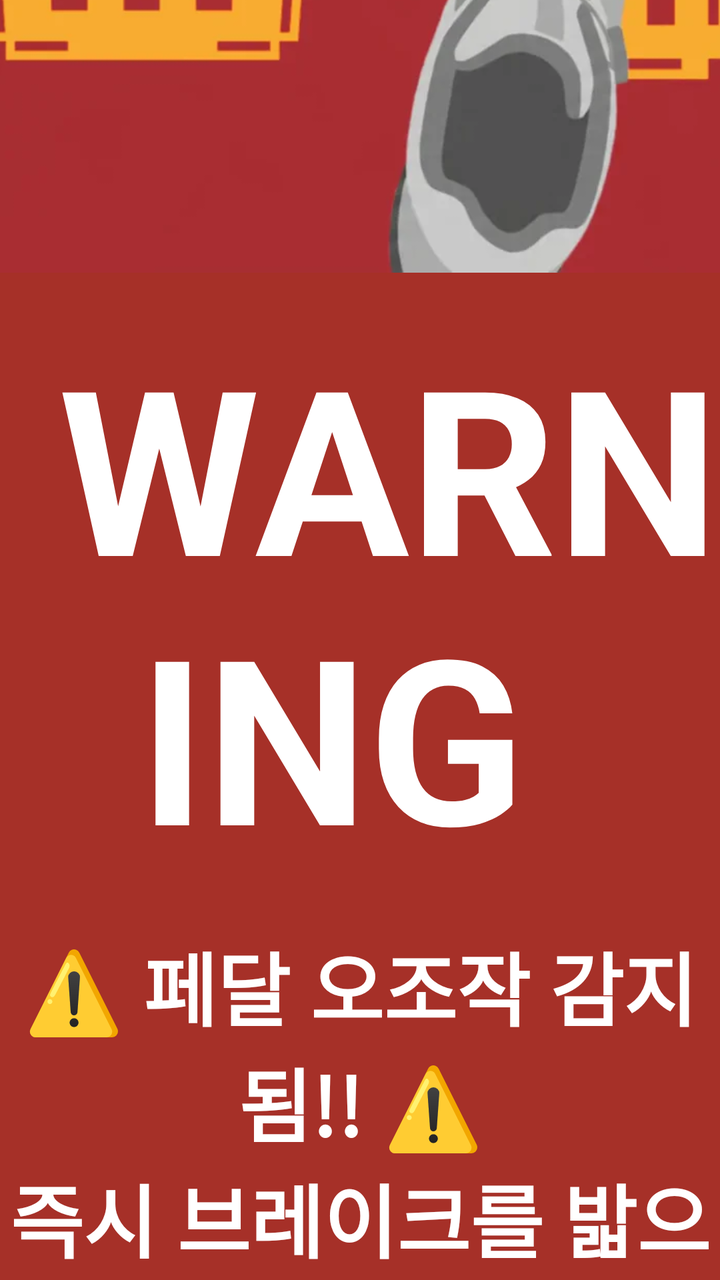
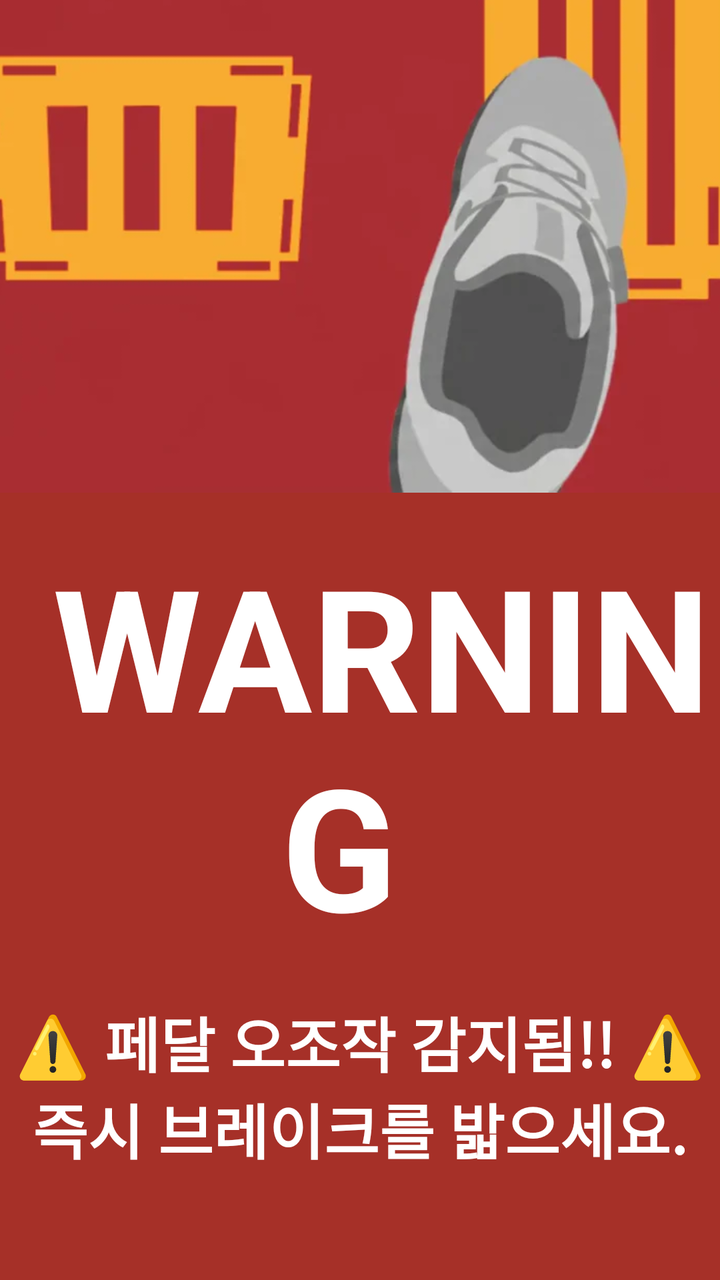

Screens rendered from an Android XML layout before and after an edit, with the pre-edit source and the edit as a unified diff.
<!-- AndroidManifest.xml: activity theme Theme.MaterialComponents.DayNight.NoActionBar -->
<!-- res/layout/activity_critical.xml -->
<?xml version="1.0" encoding="utf-8"?>
<androidx.constraintlayout.widget.ConstraintLayout
    xmlns:android="http://schemas.android.com/apk/res/android"
    xmlns:app="http://schemas.android.com/apk/res-auto"
    android:layout_width="match_parent"
    android:layout_height="match_parent"
    android:background="@color/warning_red"
    android:keepScreenOn="true">

  
  

  <ImageView
      android:id="@+id/ivCriticalIcon"
      android:layout_width="508dp"
      android:layout_height="372dp"
      android:src="@drawable/warning_red_blink"
      app:layout_constraintBottom_toTopOf="@+id/tvWarningTitle"
      app:layout_constraintEnd_toEndOf="parent"
      app:layout_constraintStart_toStartOf="parent"
      app:layout_constraintTop_toTopOf="parent"
      app:layout_constraintVertical_chainStyle="packed"
      app:layout_constraintHorizontal_bias="0.496"/>

  <TextView
      android:id="@+id/tvWarningTitle"
      android:layout_width="wrap_content"
      android:layout_height="wrap_content"
      android:layout_marginTop="20dp"
      android:gravity="center"
      android:text=" WARNING "
      android:textColor="#FFFFFF"
      android:textSize="115sp"
      android:textStyle="bold"
      app:layout_constraintBottom_toTopOf="@+id/tvWarningSub"
      app:layout_constraintEnd_toEndOf="parent"
      app:layout_constraintStart_toStartOf="parent"
      app:layout_constraintTop_toBottomOf="@id/ivCriticalIcon" />

  <TextView
      android:id="@+id/tvWarningSub"
      android:layout_width="wrap_content"
      android:layout_height="wrap_content"
      android:layout_marginTop="20dp"
      android:text="⚠️ 페달 오조작 감지됨!! ⚠️\n즉시 브레이크를 밟으세요."
      android:textColor="#FFFFFF"
      android:textSize="40sp"
      android:textStyle="bold"
      android:gravity="center"
      app:layout_constraintBottom_toTopOf="@+id/btnDismiss"
      app:layout_constraintEnd_toEndOf="parent"
      app:layout_constraintStart_toStartOf="parent"
      app:layout_constraintTop_toBottomOf="@id/tvWarningTitle" />

  <com.google.android.material.button.MaterialButton
      android:id="@+id/btnDismiss"
      android:layout_width="0dp"
      android:layout_height="80dp"
      android:layout_marginHorizontal="20dp"
      android:layout_marginTop="50dp"
      android:layout_marginBottom="50dp"
      android:backgroundTint="@color/warning_button"
      android:text="상황 확인 / 경고 해제"
      android:textColor="#C62828"
      android:textSize="22sp"
      android:textStyle="bold"
      app:cornerRadius="16dp"
      app:strokeColor="@color/warning_button"
      app:strokeWidth="3dp"
      app:layout_constraintBottom_toBottomOf="parent"
      app:layout_constraintEnd_toEndOf="parent"
      app:layout_constraintStart_toStartOf="parent"
      app:layout_constraintTop_toBottomOf="@id/tvWarningSub" />

</androidx.constraintlayout.widget.ConstraintLayout>
<!-- resources referenced by this layout -->
<resources>
  <color name="warning_button">#FFC107</color>
  <color name="warning_red">#A63028</color>
  <!-- drawable warning_red_blink: webp bitmap (drawable, 715718 bytes) -->
</resources>

<!-- the commit's change to res/layout/activity_critical.xml (unified diff, before → after) -->
@@ -30,7 +30,7 @@
       android:gravity="center"
       android:text=" WARNING "
       android:textColor="#FFFFFF"
-      android:textSize="115sp"
+      android:textSize="85sp"
       android:textStyle="bold"
       app:layout_constraintBottom_toTopOf="@+id/tvWarningSub"
       app:layout_constraintEnd_toEndOf="parent"
@@ -44,7 +44,7 @@
       android:layout_marginTop="20dp"
       android:text="⚠️ 페달 오조작 감지됨!! ⚠️\n즉시 브레이크를 밟으세요."
       android:textColor="#FFFFFF"
-      android:textSize="40sp"
+      android:textSize="30sp"
       android:textStyle="bold"
       android:gravity="center"
       app:layout_constraintBottom_toTopOf="@+id/btnDismiss"
